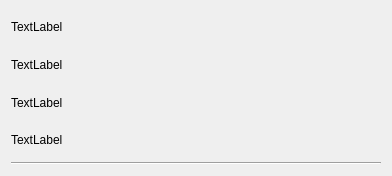
OmarT-Y/TravelPlaner, file activitiescell.ui: the form before one commit.
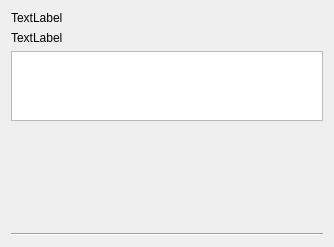
The form after the commit.

Diff of the .ui file:
```diff
--- a/activitiescell.ui
+++ b/activitiescell.ui
@@ -6,35 +6,46 @@
    <rect>
     <x>0</x>
     <y>0</y>
-    <width>392</width>
-    <height>176</height>
+    <width>330</width>
+    <height>247</height>
    </rect>
   </property>
   <property name="windowTitle">
    <string>Form</string>
   </property>
   <layout class="QGridLayout" name="gridLayout">
-   <item row="0" column="0">
-    <widget class="QLabel" name="namePriceLabel">
+   <item row="3" column="2">
+    <widget class="QLabel" name="image2Label">
+     <property name="sizePolicy">
+      <sizepolicy hsizetype="Fixed" vsizetype="Fixed">
+       <horstretch>0</horstretch>
+       <verstretch>0</verstretch>
+      </sizepolicy>
+     </property>
+     <property name="minimumSize">
+      <size>
+       <width>100</width>
+       <height>100</height>
+      </size>
+     </property>
+     <property name="maximumSize">
+      <size>
+       <width>100</width>
+       <height>100</height>
+      </size>
+     </property>
      <property name="text">
-      <string>TextLabel</string>
+      <string/>
      </property>
     </widget>
    </item>
-   <item row="4" column="0" colspan="2">
+   <item row="5" column="0" colspan="3">
     <widget class="Line" name="line">
      <property name="orientation">
       <enum>Qt::Horizontal</enum>
      </property>
     </widget>
    </item>
-   <item row="3" column="0" colspan="2">
-    <widget class="QLabel" name="bookingLinkLabel">
-     <property name="text">
-      <string>TextLabel</string>
-     </property>
-    </widget>
-   </item>
    <item row="1" column="0">
     <widget class="QLabel" name="hoursLabel">
      <property name="text">
@@ -42,13 +53,57 @@
      </property>
     </widget>
    </item>
-   <item row="2" column="0" colspan="2">
-    <widget class="QLabel" name="descriptionLabel">
+   <item row="3" column="0">
+    <widget class="QLabel" name="imageLabel">
+     <property name="sizePolicy">
+      <sizepolicy hsizetype="Fixed" vsizetype="Minimum">
+       <horstretch>0</horstretch>
+       <verstretch>0</verstretch>
+      </sizepolicy>
+     </property>
+     <property name="minimumSize">
+      <size>
+       <width>100</width>
+       <height>100</height>
+      </size>
+     </property>
+     <property name="maximumSize">
+      <size>
+       <width>100</width>
+       <height>100</height>
+      </size>
+     </property>
+     <property name="text">
+      <string/>
+     </property>
+    </widget>
+   </item>
+   <item row="0" column="0">
+    <widget class="QLabel" name="namePriceLabel">
      <property name="text">
       <string>TextLabel</string>
      </property>
     </widget>
    </item>
+   <item row="2" column="0" colspan="3">
+    <widget class="QTextEdit" name="textEdit"/>
+   </item>
+   <item row="3" column="1">
+    <spacer name="horizontalSpacer">
+     <property name="orientation">
+      <enum>Qt::Horizontal</enum>
+     </property>
+     <property name="sizeType">
+      <enum>QSizePolicy::Fixed</enum>
+     </property>
+     <property name="sizeHint" stdset="0">
+      <size>
+       <width>100</width>
+       <height>20</height>
+      </size>
+     </property>
+    </spacer>
+   </item>
   </layout>
  </widget>
  <resources/>
```
